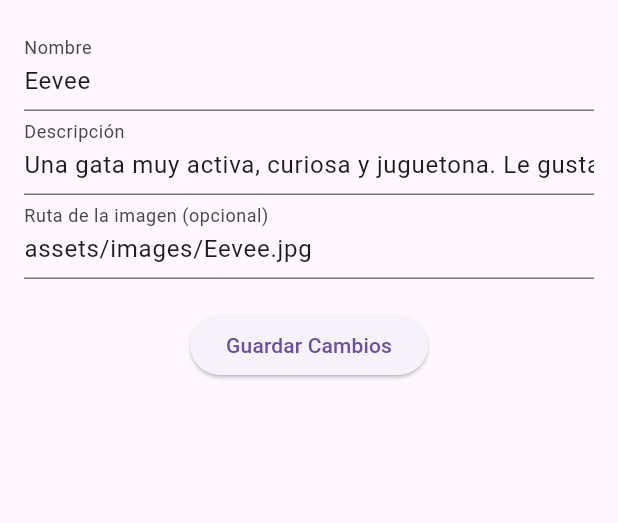
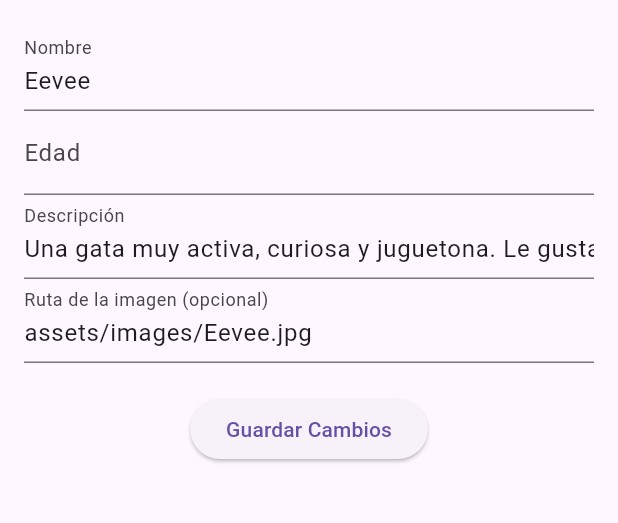
Before and after one commit to CindyBarria/PetCareApp, a Flutter app: the screen it shows after launch, after a tap on the "edit" icon, on a phone screen of 412 x 824 dp, the part 81-604 px from its top. Run offline on Flutter 3.47's test engine with Material 3 defaults, Android fonts, the phone set to English and light mode, and no system bars; our stand-ins replace image_picker.

Commit message:
se agrega edad

```diff
--- a/petCare/lib/screens/Notas.dart
+++ b/petCare/lib/screens/Notas.dart
@@ -18,12 +18,6 @@ class NotesScreenState extends State<NotesScreen> {
   Widget build(BuildContext context) {
     return Scaffold(
       appBar: AppBar(
-         actions: [
-          IconButton(
-              icon: const Icon(Icons.add),
-              onPressed: () => openNoteAddScreen()
-          ),
-        ],
         title: getLogo(),
       ),
       backgroundColor: const Color(0xFFFFF7EB),
@@ -36,10 +30,11 @@ class NotesScreenState extends State<NotesScreen> {
     return Column(
       crossAxisAlignment: CrossAxisAlignment.start, // Alineación del título
       children: [
+
         const Padding(
           padding: EdgeInsets.all(16.0 ),
           child: Text(
-            "Mas",
+            "Mascotas",
             style: TextStyle(
               fontSize: 24,
               fontWeight: FontWeight.normal,
@@ -47,6 +42,7 @@ class NotesScreenState extends State<NotesScreen> {
               fontFamily: 'Montserrat',
             ),
           ),
+
         ),
         Expanded( // Para que el ListView ocupe el espacio restante
           child: widget.notes.isEmpty
--- a/petCare/lib/screens/note_adit.dart
+++ b/petCare/lib/screens/note_adit.dart
@@ -11,6 +11,7 @@ class NoteEditScreen extends StatefulWidget {
 
 class _NoteEditScreenState extends State<NoteEditScreen> {
   TextEditingController nombreController = TextEditingController();
+  TextEditingController edadController = TextEditingController();
   TextEditingController descriptionController = TextEditingController();
   TextEditingController imagePathController = TextEditingController();
 
@@ -35,6 +36,10 @@ class _NoteEditScreenState extends State<NoteEditScreen> {
             TextField(
               controller: nombreController,
               decoration: const InputDecoration(labelText: 'Nombre'),
+            ),
+            TextField(
+              controller: edadController,
+              decoration: const InputDecoration(labelText: 'Edad'),
             ),
             TextField(
               controller: descriptionController,
@@ -67,11 +72,13 @@ class _NoteEditScreenState extends State<NoteEditScreen> {
 
   void modificarNota(BuildContext context) {
     String notaModificada = nombreController.text;
+    String nuevaEdad = edadController.text;
     String descripcionModificada = descriptionController.text;
     String? nuevaImagen = imagePathController.text.isNotEmpty ? imagePathController.text : null;
 
     Notas miNotaModificada = Notas(
       nombre: notaModificada,
+      edad:nuevaEdad,
       descripcion: descripcionModificada,
       imagePath: nuevaImagen,
     );
```
